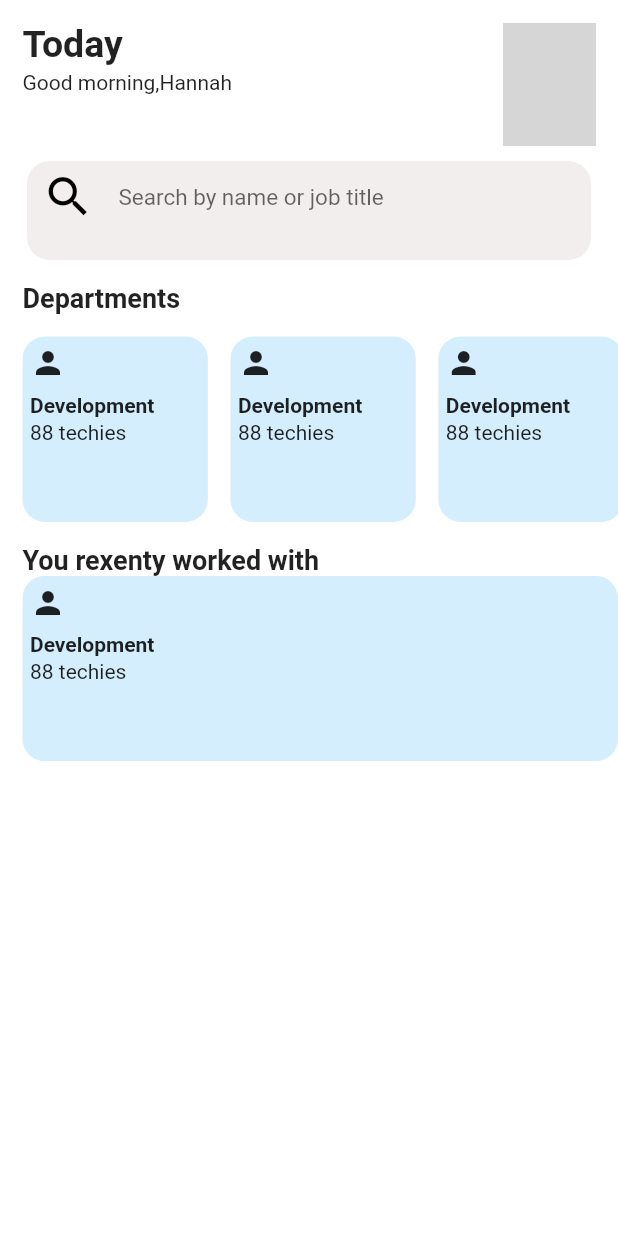
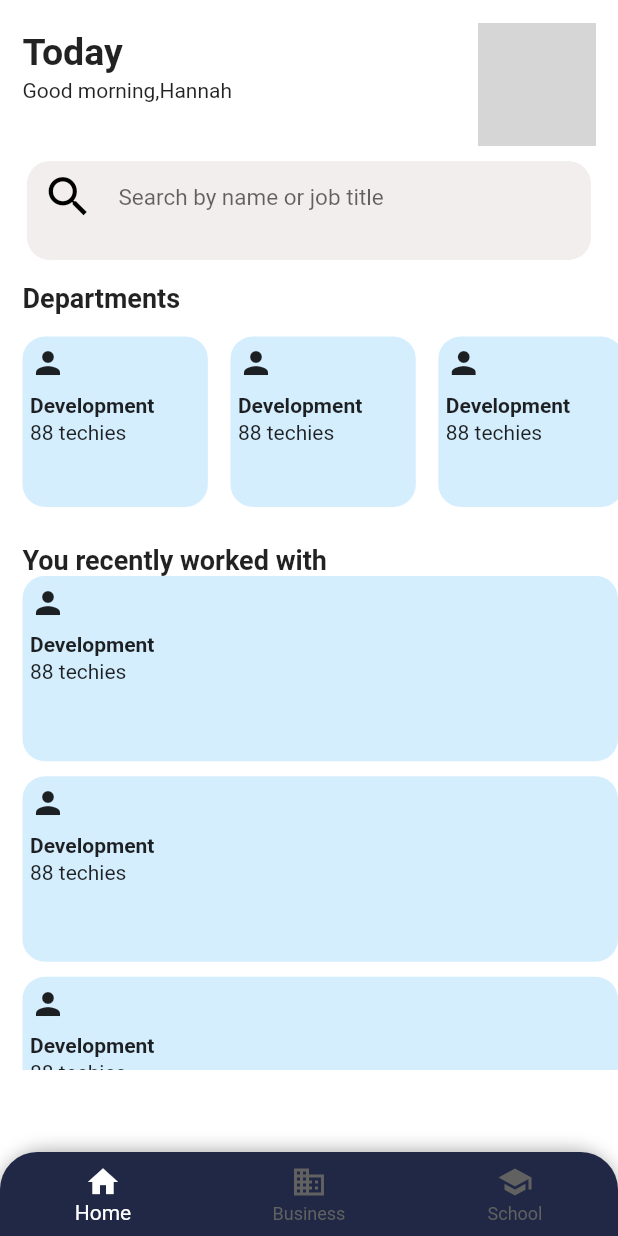
Before and after one commit to Blackterm/altogic_app, a Flutter app: the screen it shows after launch, on a phone screen of 412 x 824 dp. Run offline on Flutter 3.47's test engine with Material 2 defaults, Android fonts, the phone set to English and light mode, and no system bars; our stand-ins replace flutter_clean_architecture; network calls fail; grey boxes are pictures that could not be loaded.

Commit message:
home page changes

```diff
--- a/altogic_app/lib/src/app/pages/home/home_view.dart
+++ b/altogic_app/lib/src/app/pages/home/home_view.dart
@@ -1,4 +1,3 @@
-import 'package:flutter/cupertino.dart';
 import 'package:flutter/material.dart';
 import 'package:flutter_clean_architecture/flutter_clean_architecture.dart';
 
@@ -22,7 +21,8 @@ class _HomeViewState extends ViewState<HomeView, HomeController> {
     EdgeInsets padding = MediaQuery.of(context).padding;
     return Scaffold(
       backgroundColor: Colors.white,
-      body: Column(
+      body: SingleChildScrollView(
+        child: Column(
           crossAxisAlignment: CrossAxisAlignment.start,
           children: [
             Padding(
@@ -30,79 +30,13 @@ class _HomeViewState extends ViewState<HomeView, HomeController> {
               child: Container(
                 width: size.width,
                 height: size.height * 0.1,
-              child: Row(children: [
-                SizedBox(
-                  width: 15,
-                ),
-                Column(
-                  crossAxisAlignment: CrossAxisAlignment.start,
-                  children: [
-                    Text(
-                      "Today",
-                      style: TextStyle(
-                        fontWeight: FontWeight.w700,
-                        fontSize: 25,
-                      ),
-                    ),
-                    SizedBox(
-                      height: 3,
-                    ),
-                    Text(
-                      "Good morning,Hannah",
-                      style: TextStyle(
-                        fontWeight: FontWeight.w400,
-                      ),
-                    ),
-                  ],
-                ),
-                Spacer(),
-                Container(
-                  width: size.width * 0.15,
-                  height: size.height * 0.1,
-                  decoration: BoxDecoration(
-                      borderRadius: BorderRadius.circular(15),
-                      image: DecorationImage(
-                          image: NetworkImage(
-                              "https://randompicturegenerator.com/img/cat-generator/g442aacb7b23e5f83b893bcc0fe86ad125b2426c94ad4ef4f411082593318b19ff9a8f6fae4e524b2dbe7f1b3bb26053b_640.jpg"),
-                          fit: BoxFit.fill)),
-                ),
-                SizedBox(
-                  width: 15,
-                )
-              ]),
+                child: InfoBar(size: size),
               ),
             ),
             SizedBox(
               height: 10,
             ),
-          Center(
-            child: Container(
-              width: size.width - 36,
-              height: size.height * 0.08,
-              decoration: BoxDecoration(
-                color: Color.fromARGB(255, 243, 238, 238),
-                borderRadius: BorderRadius.circular(15),
-              ),
-              child: TextFormField(
-                keyboardType: TextInputType.text,
-                onChanged: (value) => {},
-                decoration: InputDecoration(
-                    icon: Padding(
-                      padding: EdgeInsets.only(left: padding.left + 10),
-                      child: Icon(
-                        Icons.search,
-                        color: Colors.black,
-                        size: 35,
-                      ),
-                    ),
-                    border: InputBorder.none,
-                    hintText: 'Search by name or job title',
-                    hintStyle: TextStyle(
-                      fontSize: 15,
-                    )),
-              ),
-            ),
-          ),
+            SearchBar(size: size, padding: padding),
             SizedBox(
               height: 15,
             ),
@@ -137,7 +71,7 @@ class _HomeViewState extends ViewState<HomeView, HomeController> {
             Padding(
               padding: EdgeInsets.only(left: padding.left + 15, top: 15),
               child: Text(
-              "You rexenty worked with",
+                "You recently worked with",
                 style: TextStyle(
                   fontWeight: FontWeight.w700,
                   fontSize: 18,
@@ -145,23 +79,152 @@ class _HomeViewState extends ViewState<HomeView, HomeController> {
               ),
             ),
             Container(
-            height: size.height * 0.15,
+              height: size.height * 0.4,
               width: size.width,
-            child: ListView(
+              child: ListView.builder(
+                itemCount: 3,
                 scrollDirection: Axis.vertical,
-              children: [
-                DepartmentsContainer(),
-                DepartmentsContainer(),
-                DepartmentsContainer(),
-                DepartmentsContainer(),
-                DepartmentsContainer(),
-                DepartmentsContainer(),
-              ],
+                itemBuilder: (BuildContext context, int index) {
+                  return DepartmentsContainer();
+                },
               ),
             ),
           ],
         ),
+      ),
+      bottomNavigationBar: Container(
+        decoration: BoxDecoration(
+          borderRadius: BorderRadius.only(topRight: Radius.circular(30), topLeft: Radius.circular(30)),
+          boxShadow: [
+            BoxShadow(color: Colors.black38, spreadRadius: 0, blurRadius: 10),
+          ],
+        ),
+        child: ClipRRect(
+          borderRadius: BorderRadius.only(
+            topLeft: Radius.circular(25.0),
+            topRight: Radius.circular(25.0),
+          ),
+          child: BottomNavigationBar(
+            unselectedItemColor: Colors.grey[700],
+            selectedItemColor: Colors.white,
+            backgroundColor: Color(0xff202846),
+            items: const <BottomNavigationBarItem>[
+              BottomNavigationBarItem(
+                icon: Icon(Icons.home),
+                label: 'Home',
+              ),
+              BottomNavigationBarItem(
+                icon: Icon(Icons.business),
+                label: 'Business',
+              ),
+              BottomNavigationBarItem(
+                icon: Icon(Icons.school),
+                label: 'School',
+              ),
+            ],
+          ),
+        ),
+      ),
     );
+  }
+}
+
+class SearchBar extends StatelessWidget {
+  const SearchBar({
+    Key? key,
+    required this.size,
+    required this.padding,
+  }) : super(key: key);
+
+  final Size size;
+  final EdgeInsets padding;
+
+  @override
+  Widget build(BuildContext context) {
+    return Center(
+      child: Container(
+        width: size.width - 36,
+        height: size.height * 0.08,
+        decoration: BoxDecoration(
+          color: Color.fromARGB(255, 243, 238, 238),
+          borderRadius: BorderRadius.circular(15),
+        ),
+        child: TextFormField(
+          keyboardType: TextInputType.text,
+          onChanged: (value) => {},
+          decoration: InputDecoration(
+              icon: Padding(
+                padding: EdgeInsets.only(left: padding.left + 10),
+                child: Icon(
+                  Icons.search,
+                  color: Colors.black,
+                  size: 35,
+                ),
+              ),
+              border: InputBorder.none,
+              hintText: 'Search by name or job title',
+              hintStyle: TextStyle(
+                fontSize: 15,
+              )),
+        ),
+      ),
+    );
+  }
+}
+
+class InfoBar extends StatelessWidget {
+  const InfoBar({
+    Key? key,
+    required this.size,
+  }) : super(key: key);
+
+  final Size size;
+
+  @override
+  Widget build(BuildContext context) {
+    return Row(children: [
+      SizedBox(
+        width: 15,
+      ),
+      Column(
+        crossAxisAlignment: CrossAxisAlignment.start,
+        children: [
+          SizedBox(
+            height: 5,
+          ),
+          Text(
+            "Today",
+            style: TextStyle(
+              fontWeight: FontWeight.w700,
+              fontSize: 25,
+            ),
+          ),
+          SizedBox(
+            height: 3,
+          ),
+          Text(
+            "Good morning,Hannah",
+            style: TextStyle(
+              fontWeight: FontWeight.w400,
+            ),
+          ),
+        ],
+      ),
+      Spacer(),
+      Container(
+        width: size.width * 0.19,
+        /* height: size.height / 1, */
+        decoration: BoxDecoration(
+            borderRadius: BorderRadius.circular(15),
+            image: DecorationImage(
+                image: NetworkImage(
+                    "https://randompicturegenerator.com/img/cat-generator/g442aacb7b23e5f83b893bcc0fe86ad125b2426c94ad4ef4f411082593318b19ff9a8f6fae4e524b2dbe7f1b3bb26053b_640.jpg"),
+                fit: BoxFit.fill)),
+      ),
+      SizedBox(
+        width: 15,
+      )
+    ]);
   }
 }
 
@@ -175,9 +238,7 @@ class DepartmentsContainer extends StatelessWidget {
     Size size = MediaQuery.of(context).size;
     EdgeInsets padding = MediaQuery.of(context).padding;
     return Padding(
-      padding: EdgeInsets.only(
-        left: padding.left + 15,
-      ),
+      padding: EdgeInsets.fromLTRB(padding.left + 15, 0, 0, padding.bottom + 10),
       child: Container(
         height: size.height * 0.15,
         width: size.width * 0.3,
```
Lines whose indentation alone changed are shown as unchanged.
